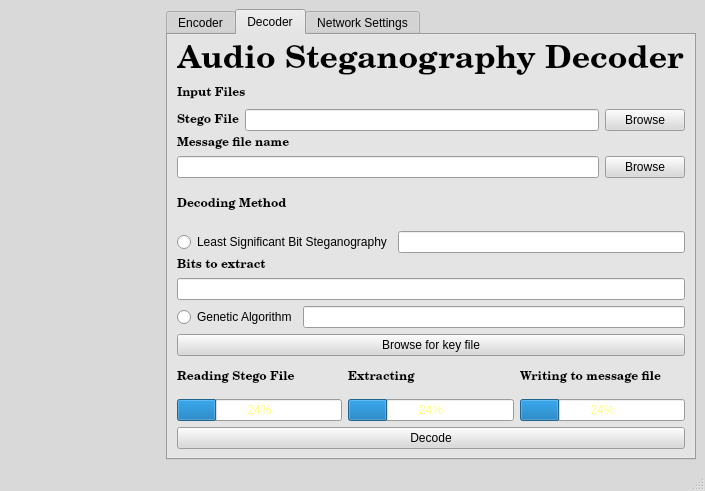
First picture: the form in src/ClientGUI.ui, repository jrgouws16/Audio-Steganograpy, before the edit.
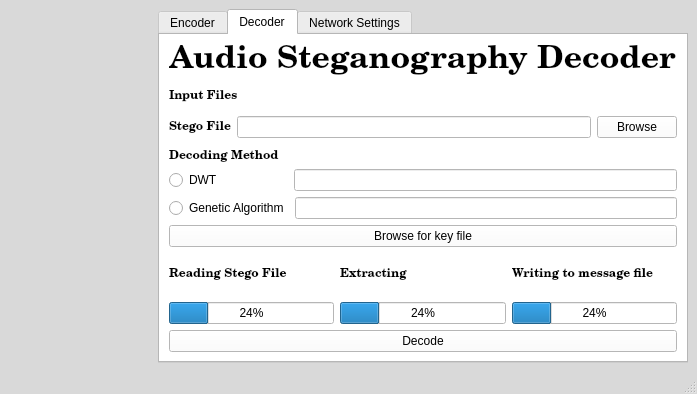
Second picture: the form after the edit. The open tabs and pages were chosen to show the change.

```diff
--- a/src/ClientGUI.ui
+++ b/src/ClientGUI.ui
@@ -6,8 +6,8 @@
    <rect>
     <x>0</x>
     <y>0</y>
-    <width>705</width>
-    <height>491</height>
+    <width>697</width>
+    <height>394</height>
    </rect>
   </property>
   <property name="palette">
@@ -439,20 +439,440 @@
     <item>
      <layout class="QHBoxLayout" name="horizontalLayout_11">
       <item>
+       <layout class="QHBoxLayout" name="horizontalLayout_7">
+        <item>
        <spacer name="horizontalSpacer">
         <property name="orientation">
          <enum>Qt::Horizontal</enum>
         </property>
         <property name="sizeHint" stdset="0">
          <size>
-          <width>58</width>
-          <height>20</height>
+            <width>98</width>
+            <height>330</height>
          </size>
         </property>
        </spacer>
       </item>
       <item>
        <widget class="QTabWidget" name="tabWidget">
+          <property name="palette">
+           <palette>
+            <active>
+             <colorrole role="WindowText">
+              <brush brushstyle="SolidPattern">
+               <color alpha="255">
+                <red>0</red>
+                <green>0</green>
+                <blue>0</blue>
+               </color>
+              </brush>
+             </colorrole>
+             <colorrole role="Button">
+              <brush brushstyle="SolidPattern">
+               <color alpha="255">
+                <red>255</red>
+                <green>255</green>
+                <blue>255</blue>
+               </color>
+              </brush>
+             </colorrole>
+             <colorrole role="Light">
+              <brush brushstyle="SolidPattern">
+               <color alpha="255">
+                <red>255</red>
+                <green>255</green>
+                <blue>255</blue>
+               </color>
+              </brush>
+             </colorrole>
+             <colorrole role="Midlight">
+              <brush brushstyle="SolidPattern">
+               <color alpha="255">
+                <red>255</red>
+                <green>255</green>
+                <blue>255</blue>
+               </color>
+              </brush>
+             </colorrole>
+             <colorrole role="Dark">
+              <brush brushstyle="SolidPattern">
+               <color alpha="255">
+                <red>127</red>
+                <green>127</green>
+                <blue>127</blue>
+               </color>
+              </brush>
+             </colorrole>
+             <colorrole role="Mid">
+              <brush brushstyle="SolidPattern">
+               <color alpha="255">
+                <red>170</red>
+                <green>170</green>
+                <blue>170</blue>
+               </color>
+              </brush>
+             </colorrole>
+             <colorrole role="Text">
+              <brush brushstyle="SolidPattern">
+               <color alpha="255">
+                <red>0</red>
+                <green>0</green>
+                <blue>0</blue>
+               </color>
+              </brush>
+             </colorrole>
+             <colorrole role="BrightText">
+              <brush brushstyle="SolidPattern">
+               <color alpha="255">
+                <red>255</red>
+                <green>255</green>
+                <blue>255</blue>
+               </color>
+              </brush>
+             </colorrole>
+             <colorrole role="ButtonText">
+              <brush brushstyle="SolidPattern">
+               <color alpha="255">
+                <red>0</red>
+                <green>0</green>
+                <blue>0</blue>
+               </color>
+              </brush>
+             </colorrole>
+             <colorrole role="Base">
+              <brush brushstyle="SolidPattern">
+               <color alpha="255">
+                <red>255</red>
+                <green>255</green>
+                <blue>255</blue>
+               </color>
+              </brush>
+             </colorrole>
+             <colorrole role="Window">
+              <brush brushstyle="SolidPattern">
+               <color alpha="255">
+                <red>255</red>
+                <green>255</green>
+                <blue>255</blue>
+               </color>
+              </brush>
+             </colorrole>
+             <colorrole role="Shadow">
+              <brush brushstyle="SolidPattern">
+               <color alpha="255">
+                <red>0</red>
+                <green>0</green>
+                <blue>0</blue>
+               </color>
+              </brush>
+             </colorrole>
+             <colorrole role="AlternateBase">
+              <brush brushstyle="SolidPattern">
+               <color alpha="255">
+                <red>255</red>
+                <green>255</green>
+                <blue>255</blue>
+               </color>
+              </brush>
+             </colorrole>
+             <colorrole role="ToolTipBase">
+              <brush brushstyle="SolidPattern">
+               <color alpha="255">
+                <red>255</red>
+                <green>255</green>
+                <blue>220</blue>
+               </color>
+              </brush>
+             </colorrole>
+             <colorrole role="ToolTipText">
+              <brush brushstyle="SolidPattern">
+               <color alpha="255">
+                <red>0</red>
+                <green>0</green>
+                <blue>0</blue>
+               </color>
+              </brush>
+             </colorrole>
+            </active>
+            <inactive>
+             <colorrole role="WindowText">
+              <brush brushstyle="SolidPattern">
+               <color alpha="255">
+                <red>0</red>
+                <green>0</green>
+                <blue>0</blue>
+               </color>
+              </brush>
+             </colorrole>
+             <colorrole role="Button">
+              <brush brushstyle="SolidPattern">
+               <color alpha="255">
+                <red>255</red>
+                <green>255</green>
+                <blue>255</blue>
+               </color>
+              </brush>
+             </colorrole>
+             <colorrole role="Light">
+              <brush brushstyle="SolidPattern">
+               <color alpha="255">
+                <red>255</red>
+                <green>255</green>
+                <blue>255</blue>
+               </color>
+              </brush>
+             </colorrole>
+             <colorrole role="Midlight">
+              <brush brushstyle="SolidPattern">
+               <color alpha="255">
+                <red>255</red>
+                <green>255</green>
+                <blue>255</blue>
+               </color>
+              </brush>
+             </colorrole>
+             <colorrole role="Dark">
+              <brush brushstyle="SolidPattern">
+               <color alpha="255">
+                <red>127</red>
+                <green>127</green>
+                <blue>127</blue>
+               </color>
+              </brush>
+             </colorrole>
+             <colorrole role="Mid">
+              <brush brushstyle="SolidPattern">
+               <color alpha="255">
+                <red>170</red>
+                <green>170</green>
+                <blue>170</blue>
+               </color>
+              </brush>
+             </colorrole>
+             <colorrole role="Text">
+              <brush brushstyle="SolidPattern">
+               <color alpha="255">
+                <red>0</red>
+                <green>0</green>
+                <blue>0</blue>
+               </color>
+              </brush>
+             </colorrole>
+             <colorrole role="BrightText">
+              <brush brushstyle="SolidPattern">
+               <color alpha="255">
+                <red>255</red>
+                <green>255</green>
+                <blue>255</blue>
+               </color>
+              </brush>
+             </colorrole>
+             <colorrole role="ButtonText">
+              <brush brushstyle="SolidPattern">
+               <color alpha="255">
+                <red>0</red>
+                <green>0</green>
+                <blue>0</blue>
+               </color>
+              </brush>
+             </colorrole>
+             <colorrole role="Base">
+              <brush brushstyle="SolidPattern">
+               <color alpha="255">
+                <red>255</red>
+                <green>255</green>
+                <blue>255</blue>
+               </color>
+              </brush>
+             </colorrole>
+             <colorrole role="Window">
+              <brush brushstyle="SolidPattern">
+               <color alpha="255">
+                <red>255</red>
+                <green>255</green>
+                <blue>255</blue>
+               </color>
+              </brush>
+             </colorrole>
+             <colorrole role="Shadow">
+              <brush brushstyle="SolidPattern">
+               <color alpha="255">
+                <red>0</red>
+                <green>0</green>
+                <blue>0</blue>
+               </color>
+              </brush>
+             </colorrole>
+             <colorrole role="AlternateBase">
+              <brush brushstyle="SolidPattern">
+               <color alpha="255">
+                <red>255</red>
+                <green>255</green>
+                <blue>255</blue>
+               </color>
+              </brush>
+             </colorrole>
+             <colorrole role="ToolTipBase">
+              <brush brushstyle="SolidPattern">
+               <color alpha="255">
+                <red>255</red>
+                <green>255</green>
+                <blue>220</blue>
+               </color>
+              </brush>
+             </colorrole>
+             <colorrole role="ToolTipText">
+              <brush brushstyle="SolidPattern">
+               <color alpha="255">
+                <red>0</red>
+                <green>0</green>
+                <blue>0</blue>
+               </color>
+              </brush>
+             </colorrole>
+            </inactive>
+            <disabled>
+             <colorrole role="WindowText">
+              <brush brushstyle="SolidPattern">
+               <color alpha="255">
+                <red>127</red>
+                <green>127</green>
+                <blue>127</blue>
+               </color>
+              </brush>
+             </colorrole>
+             <colorrole role="Button">
+              <brush brushstyle="SolidPattern">
+               <color alpha="255">
+                <red>255</red>
+                <green>255</green>
+                <blue>255</blue>
+               </color>
+              </brush>
+             </colorrole>
+             <colorrole role="Light">
+              <brush brushstyle="SolidPattern">
+               <color alpha="255">
+                <red>255</red>
+                <green>255</green>
+                <blue>255</blue>
+               </color>
+              </brush>
+             </colorrole>
+             <colorrole role="Midlight">
+              <brush brushstyle="SolidPattern">
+               <color alpha="255">
+                <red>255</red>
+                <green>255</green>
+                <blue>255</blue>
+               </color>
+              </brush>
+             </colorrole>
+             <colorrole role="Dark">
+              <brush brushstyle="SolidPattern">
+               <color alpha="255">
+                <red>127</red>
+                <green>127</green>
+                <blue>127</blue>
+               </color>
+              </brush>
+             </colorrole>
+             <colorrole role="Mid">
+              <brush brushstyle="SolidPattern">
+               <color alpha="255">
+                <red>170</red>
+                <green>170</green>
+                <blue>170</blue>
+               </color>
+              </brush>
+             </colorrole>
+             <colorrole role="Text">
+              <brush brushstyle="SolidPattern">
+               <color alpha="255">
+                <red>127</red>
+                <green>127</green>
+                <blue>127</blue>
+               </color>
+              </brush>
+             </colorrole>
+             <colorrole role="BrightText">
+              <brush brushstyle="SolidPattern">
+               <color alpha="255">
+                <red>255</red>
+                <green>255</green>
+                <blue>255</blue>
+               </color>
+              </brush>
+             </colorrole>
+             <colorrole role="ButtonText">
+              <brush brushstyle="SolidPattern">
+               <color alpha="255">
+                <red>127</red>
+                <green>127</green>
+                <blue>127</blue>
+               </color>
+              </brush>
+             </colorrole>
+             <colorrole role="Base">
+              <brush brushstyle="SolidPattern">
+               <color alpha="255">
+                <red>255</red>
+                <green>255</green>
+                <blue>255</blue>
+               </color>
+              </brush>
+             </colorrole>
+             <colorrole role="Window">
+              <brush brushstyle="SolidPattern">
+               <color alpha="255">
+                <red>255</red>
+                <green>255</green>
+                <blue>255</blue>
+               </color>
+              </brush>
+             </colorrole>
+             <colorrole role="Shadow">
+              <brush brushstyle="SolidPattern">
+               <color alpha="255">
+                <red>0</red>
+                <green>0</green>
+                <blue>0</blue>
+               </color>
+              </brush>
+             </colorrole>
+             <colorrole role="AlternateBase">
+              <brush brushstyle="SolidPattern">
+               <color alpha="255">
+                <red>255</red>
+                <green>255</green>
+                <blue>255</blue>
+               </color>
+              </brush>
+             </colorrole>
+             <colorrole role="ToolTipBase">
+              <brush brushstyle="SolidPattern">
+               <color alpha="255">
+                <red>255</red>
+                <green>255</green>
+                <blue>220</blue>
+               </color>
+              </brush>
+             </colorrole>
+             <colorrole role="ToolTipText">
+              <brush brushstyle="SolidPattern">
+               <color alpha="255">
+                <red>0</red>
+                <green>0</green>
+                <blue>0</blue>
+               </color>
+              </brush>
+             </colorrole>
+            </disabled>
+           </palette>
+          </property>
+          <property name="contextMenuPolicy">
+           <enum>Qt::DefaultContextMenu</enum>
+          </property>
         <property name="tabShape">
          <enum>QTabWidget::Rounded</enum>
         </property>
@@ -861,41 +1281,9 @@
             <item>
              <layout class="QVBoxLayout" name="verticalLayout_15">
               <item>
-               <layout class="QVBoxLayout" name="verticalLayout_16">
+                 <layout class="QVBoxLayout" name="verticalLayout_17">
                 <item>
-                 <widget class="QLabel" name="label_type_21">
-                  <property name="font">
-                   <font>
-                    <family>Century Schoolbook L</family>
-                    <weight>75</weight>
-                    <bold>true</bold>
-                   </font>
-                  </property>
-                  <property name="text">
-                   <string>Message file name</string>
-                  </property>
-                 </widget>
-                </item>
-                <item>
-                 <layout class="QHBoxLayout" name="horizontalLayout_24">
-                  <item>
-                   <widget class="QLineEdit" name="lineEdit_msgname">
-                    <property name="text">
-                     <string/>
-                    </property>
-                   </widget>
-                  </item>
-                  <item>
-                   <widget class="QPushButton" name="pushButton_browse_message_3">
-                    <property name="text">
-                     <string>Browse</string>
-                    </property>
-                   </widget>
-                  </item>
-                 </layout>
-                </item>
-               </layout>
-              </item>
+                   <layout class="QVBoxLayout" name="verticalLayout_6">
               <item>
                <widget class="QLabel" name="label_type_22">
                 <property name="font">
@@ -910,47 +1298,20 @@
                 </property>
                </widget>
               </item>
-             </layout>
-            </item>
-            <item>
-             <layout class="QVBoxLayout" name="verticalLayout_17">
-              <item>
-               <layout class="QVBoxLayout" name="verticalLayout_18">
                 <item>
                  <layout class="QHBoxLayout" name="horizontalLayout_25">
                   <item>
-                   <widget class="QRadioButton" name="radioButton_LSB_3">
+                       <widget class="QRadioButton" name="radioButton_DWT_3">
                     <property name="text">
-                     <string>Least Significant Bit Steganography</string>
+                         <string>DWT                    </string>
                     </property>
                    </widget>
                   </item>
                   <item>
-                   <widget class="QLineEdit" name="lineEdit_LSB_nr_3"/>
+                       <widget class="QLineEdit" name="lineEdit_OBH_nr_3"/>
                   </item>
                  </layout>
                 </item>
-                <item>
-                 <widget class="QLabel" name="label_bits_to_extract">
-                  <property name="font">
-                   <font>
-                    <family>Century Schoolbook L</family>
-                    <weight>75</weight>
-                    <bold>true</bold>
-                   </font>
-                  </property>
-                  <property name="text">
-                   <string>Bits to extract</string>
-                  </property>
-                 </widget>
-                </item>
-                <item>
-                 <widget class="QLineEdit" name="lineEdit_bits_to_extract">
-                  <property name="text">
-                   <string/>
-                  </property>
-                 </widget>
-                </item>
                 <item>
                  <layout class="QHBoxLayout" name="horizontalLayout_26">
                   <item>
@@ -976,6 +1337,8 @@
               </item>
              </layout>
             </item>
+               </layout>
+              </item>
             <item>
              <layout class="QHBoxLayout" name="horizontalLayout_27">
               <item>
@@ -1078,12 +1441,12 @@
          <attribute name="title">
           <string>Network Settings</string>
          </attribute>
-         <widget class="QWidget" name="layoutWidget">
+           <widget class="QWidget" name="layoutWidget_2">
           <property name="geometry">
            <rect>
             <x>0</x>
             <y>0</y>
-            <width>529</width>
+              <width>501</width>
             <height>273</height>
            </rect>
           </property>
@@ -1372,13 +1735,15 @@
      </layout>
     </item>
    </layout>
+    </item>
+   </layout>
   </widget>
   <widget class="QMenuBar" name="menubar">
    <property name="geometry">
     <rect>
      <x>0</x>
      <y>0</y>
-     <width>705</width>
+     <width>697</width>
      <height>21</height>
     </rect>
    </property>
```
Left out of the diff: 163 changed lines with no effect on the pictures. Lines whose indentation alone changed are shown as unchanged.
